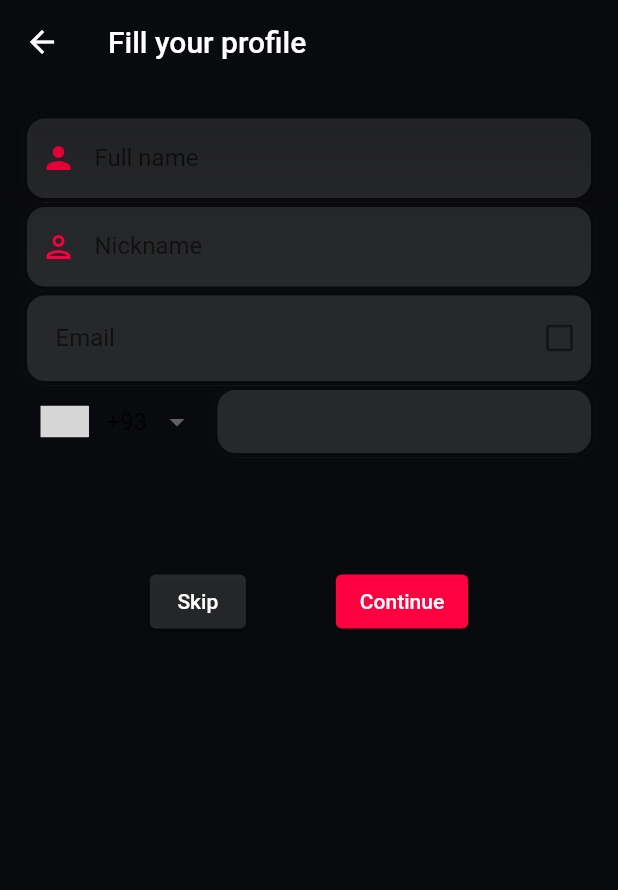
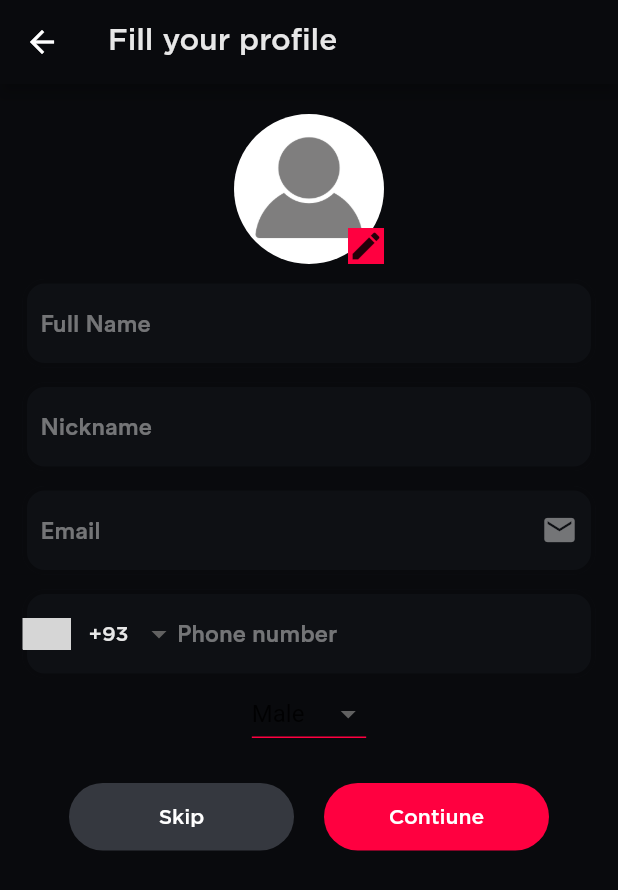
Before and after one commit to IEEE-AAST-Alexandria-Student-Branch/IEEE-MovieApp-Mobile, a Flutter app: the Fillprof screen opened directly, on a phone screen of 412 x 824 dp. Shown: the top 890 px of the screen. Run offline on Flutter 3.47's test engine with Material 2 defaults, Android fonts, the phone set to English and light mode, and no system bars; drawn by our look-alikes of intl_phone_number_input; our stand-ins replace smooth_page_indicator; grey boxes are pictures that could not be loaded.

Commit message:
Version 0.1.0

```diff
--- a/lib/Constants/themes.dart
+++ b/lib/Constants/themes.dart
@@ -6,6 +6,10 @@ import 'fonts.dart';
 // Themeing for the TextFields
 var textFieldTheme = InputDecorationTheme(
     // Switches the prefix icon color based on focus
+    suffixIconColor: MaterialStateColor.resolveWith((states) =>
+        states.contains(MaterialState.focused)
+            ? secondaryColor
+            : fieldTxtColor),
     prefixIconColor: MaterialStateColor.resolveWith((states) =>
         states.contains(MaterialState.focused)
             ? secondaryColor
--- /dev/null
+++ b/lib/Pages/Profile/ProfileWidgets/dropdown.dart
@@ -0,0 +1,39 @@
+import 'package:flutter/material.dart';
+import 'package:ieee_movieapp/Constants/colors.dart';
+
+class GenderDropDown extends StatefulWidget {
+  const GenderDropDown({Key? key}) : super(key: key);
+
+  @override
+  State<GenderDropDown> createState() => _GenderDropDown();
+}
+
+class _GenderDropDown extends State<GenderDropDown> {
+  String dropdownValue = 'Male';
+
+  @override
+  Widget build(BuildContext context) {
+    return DropdownButton<String>(
+      value: dropdownValue,
+      underline: Container(
+        height: 1,
+        color: secondaryColor,
+      ),
+      onChanged: (String? newValue) {
+        setState(() {
+          dropdownValue = newValue!;
+        });
+      },
+      items: const [
+        DropdownMenuItem<String>(
+          value: 'Male',
+          child: Text('Male'),
+        ),
+        DropdownMenuItem<String>(
+          value: 'Female',
+          child: Text('Female'),
+        )
+      ],
+    );
+  }
+}
--- /dev/null
+++ b/lib/Pages/Profile/ProfileWidgets/profimg.dart
@@ -0,0 +1,29 @@
+import 'package:flutter/material.dart';
+import 'package:ieee_movieapp/Constants/colors.dart';
+
+class Profimg extends StatelessWidget {
+  const Profimg({Key? key}) : super(key: key);
+
+  @override
+  Widget build(BuildContext context) {
+    return Center(
+      child: Stack(
+        alignment: AlignmentDirectional.bottomEnd,
+        children: [
+          Container(
+            decoration: BoxDecoration(
+                borderRadius: BorderRadius.circular(50), color: Colors.white),
+            child: Image.asset(
+              "images/profile.png",
+              width: 100,
+            ),
+          ),
+          Container(
+            decoration: const BoxDecoration(color: secondaryColor),
+            child: const Icon(Icons.edit),
+          ),
+        ],
+      ),
+    );
+  }
+}
--- /dev/null
+++ b/lib/Pages/Profile/ProfileWidgets/skip_cont_buttons_fill.dart
@@ -0,0 +1,51 @@
+import 'package:flutter/material.dart';
+
+import '../../../Constants/colors.dart';
+import '../../../Constants/fonts.dart';
+
+class SkipContButtonsFill extends StatelessWidget {
+  const SkipContButtonsFill({super.key});
+
+  final double buttonHeight = 45;
+  final double buttonWidth = 150;
+  final double buttonGap = 20;
+
+  @override
+  Widget build(BuildContext context) {
+    return Row(
+      mainAxisAlignment: MainAxisAlignment.center,
+      children: [
+        SizedBox(
+          height: buttonHeight,
+          width: buttonWidth,
+          child: ElevatedButton(
+              style: ElevatedButton.styleFrom(
+                  elevation: 0,
+                  backgroundColor: secButton,
+                  shape: const RoundedRectangleBorder(
+                    borderRadius: BorderRadius.all(Radius.circular(25)),
+                  )),
+              onPressed: () {},
+              child: const Text("Skip", style: TextStyle(fontFamily: medium))),
+        ),
+        SizedBox(
+          width: buttonGap,
+        ),
+        SizedBox(
+          height: buttonHeight,
+          width: buttonWidth,
+          child: ElevatedButton(
+              style: ElevatedButton.styleFrom(
+                  elevation: 0,
+                  backgroundColor: secondaryColor,
+                  shape: const RoundedRectangleBorder(
+                    borderRadius: BorderRadius.all(Radius.circular(25)),
+                  )),
+              onPressed: () {},
+              child:
+                  const Text("Contiune", style: TextStyle(fontFamily: medium))),
+        ),
+      ],
+    );
+  }
+}
--- a/lib/Pages/Profile/profile_page.dart
+++ b/lib/Pages/Profile/profile_page.dart
@@ -1,4 +1,5 @@
 import 'package:flutter/material.dart';
+import 'package:ieee_movieapp/Pages/Profile/ProfileWidgets/profimg.dart';
 import '../../Constants/colors.dart';
 import '../../Constants/fonts.dart';
 import 'profile_data.dart';
@@ -42,26 +43,7 @@ class _ProfileState extends State<Profile> {
           ),
           const Spacer(),
           // Profile picture and edit button
-          Center(
-            child: Stack(
-              alignment: AlignmentDirectional.bottomEnd,
-              children: [
-                Container(
-                  decoration: BoxDecoration(
-                      borderRadius: BorderRadius.circular(50),
-                      color: Colors.white),
-                  child: Image.asset(
-                    "images/profile.png",
-                    width: 100,
-                  ),
-                ),
-                Container(
-                  decoration: const BoxDecoration(color: secondaryColor),
-                  child: const Icon(Icons.edit),
-                ),
-              ],
-            ),
-          ),
+          const Profimg(),
           const SizedBox(
             height: 15,
           ),
--- a/lib/Pages/profile/dropdown.dart
+++ /dev/null
@@ -1,43 +0,0 @@
-import 'dart:ui';
-import 'package:flutter/material.dart';
-import 'package:ieee_movieapp/Constants/colors.dart';
-import 'package:ieee_movieapp/Constants/fonts.dart';
-class Ddm extends StatefulWidget {
-  const Ddm({Key? key}) : super(key: key);
-
-  @override
-  State<Ddm> createState() => _Ddm();
-}
-
-class _Ddm extends State<Ddm>{
-  String dropdownValue = 'Male';
-
-  @override
-  Widget build(BuildContext context) {
-    return Scaffold(
-      body:
-      Center(
-      child: DropdownButton<String>(
-          value: dropdownValue,
-          underline: Container(
-            height: 1,
-            color: secondaryColor,
-          ),
-          onChanged: (String? newValue) {
-          setState(() {
-            dropdownValue = newValue!;
-          });
-          },
-        items: const [
-          DropdownMenuItem<String>(
-            value: 'Male',
-            child: Text('Male'),
-          ),
-          DropdownMenuItem<String>(
-            value: 'Female',
-            child: Text('Female'),
-          )
-        ],
-      ),
-    ),);
-  }}
--- a/lib/Pages/profile/fill.dart
+++ b/lib/Pages/profile/fill.dart
@@ -1,9 +1,11 @@
 import 'package:flutter/material.dart';
 import 'package:ieee_movieapp/Constants/colors.dart';
+import 'package:ieee_movieapp/Constants/fonts.dart';
+import 'package:ieee_movieapp/Pages/Profile/ProfileWidgets/profimg.dart';
+import 'package:ieee_movieapp/Pages/Profile/ProfileWidgets/skip_cont_buttons_fill.dart';
 import 'package:intl_phone_number_input/intl_phone_number_input.dart';
-import 'package:flutter/services.dart';
-import 'dropdown.dart';
 
+import 'ProfileWidgets/dropdown.dart';
 
 class Fillprof extends StatelessWidget {
   const Fillprof({Key? key}) : super(key: key);
@@ -11,149 +13,77 @@ class Fillprof extends StatelessWidget {
   @override
   Widget build(BuildContext context) {
     return Scaffold(
-
       appBar: AppBar(
-        title: const Text("Fill your profile"),
-        actions: const <Widget>[], //<Widget>[]
-        elevation: 30.0,
+        title: const Text(
+          "Fill your profile",
+          style: TextStyle(color: txtColor, fontFamily: medium),
+        ),
         backgroundColor: primaryColor,
         leading: IconButton(
           icon: const Icon(Icons.arrow_back),
           tooltip: 'previous page',
           onPressed: () {},
         ),
-
       ), //AppBar
-
-      body:
-      Container(
-        padding: const EdgeInsets.only(left: 15,top: 20,right: 15),
+      body: Container(
+        padding: const EdgeInsets.only(left: 15, top: 20, right: 15),
 /////////////////Profimg dart file///////////
         child: SingleChildScrollView(
           child: Column(
-           children: <Widget>[
-              fullnamefield(),
-              nick(),
+            children: [
+              const Profimg(),
+              const SizedBox(
+                height: 10,
+              ),
               const TextField(
+                cursorColor: secondaryColor,
+                style: TextStyle(color: txtColor),
+                decoration: InputDecoration(hintText: "Full Name"),
+              ),
+              const SizedBox(
+                height: 10,
+              ),
+              const TextField(
+                cursorColor: secondaryColor,
+                style: TextStyle(color: txtColor),
+                decoration: InputDecoration(hintText: "Nickname"),
+              ),
+              const SizedBox(
+                height: 10,
+              ),
+              const TextField(
+                cursorColor: secondaryColor,
+                style: TextStyle(color: txtColor),
                 decoration: InputDecoration(
-                 focusedBorder: OutlineInputBorder(
-                   borderSide: BorderSide(
-                     color: secondaryColor,
+                    hintText: "Email", suffixIcon: Icon(Icons.email)),
               ),
-                 ),
-                 contentPadding: EdgeInsets.all(22),
-                 filled: true,
-                 fillColor: Colors.white12,
-                 border: OutlineInputBorder(),
-                 labelText: "Email",
-                 hintText: "andrew1@yourdomain.com",
-                 suffixIcon: Icon(Icons.check_box_outline_blank),
-               ),
+              const SizedBox(
+                height: 10,
               ),
               InternationalPhoneNumberInput(
-               onInputChanged: (value) {  },
+                selectorTextStyle:
+                    const TextStyle(color: txtColor, fontFamily: medium),
+                selectorConfig: const SelectorConfig(
+                    setSelectorButtonAsPrefixIcon: true, leadingPadding: 0),
+                textStyle: const TextStyle(color: txtColor, fontFamily: medium),
+                spaceBetweenSelectorAndTextField: 0,
+                onInputChanged: (value) {},
                 inputBorder: const OutlineInputBorder(
                   borderSide: BorderSide(
                     color: secondaryColor,
                   ),
                 ),
-                 inputDecoration: const InputDecoration(
-                   filled: true,
-                   fillColor: Colors.white12,
-                 contentPadding: EdgeInsets.only(bottom: 15,left: 0),
               ),
+              const GenderDropDown(),
+///////////////////////dropdown dart file////////////////
+              const SizedBox(
+                height: 22,
               ),
-///////////////////////dropdown dart file////////////////
-             const SizedBox(height: 22,),
-             Row(
-               mainAxisAlignment: MainAxisAlignment.center,
-               children: <Widget>[
-                 Padding(
-                   padding: const EdgeInsets.only(top: 50, right: 30),
-                   child: ElevatedButton(
-                     style: ElevatedButton.styleFrom(
-                     backgroundColor: Colors.white12,), // Background color
-                     child: const Text('Skip'),
-                     onPressed: () {
-                     },
-                   ),
-                 ),
-                 Padding(
-                   padding: const EdgeInsets.only(top: 50, left: 30),
-                     child: ElevatedButton(
-                       style: ElevatedButton.styleFrom(
-                         backgroundColor: secondaryColor,), // Background color
-                       child: const Text('Continue'),
-                       onPressed: () {
-                       },
-                   ),
-                 ),
-               ],
-             ),
+              const SkipContButtonsFill(),
             ],
           ),
         ),
-      ),);
-}
-
-
-
-
-
-
-
-Widget fullnamefield() {
-  return TextFormField(
-    decoration: const InputDecoration(
-     filled: true,
-     fillColor: Colors.white12,
-      border: OutlineInputBorder(
-        borderSide: BorderSide(
-          color: Colors.white10,
-        ),
-      ),
-      focusedBorder: OutlineInputBorder(
-        borderSide: BorderSide(
-          color: secondaryColor,
-        ),
-      ),
-      prefixIcon: Icon(
-      Icons.person,
-      color: secondaryColor,),
-      labelText: "Full name",
-      hintText: "Andrew Ainsley",
       ),
     );
   }
-
-  Widget nick() {
-    return TextFormField(
-      decoration: const InputDecoration(
-        filled: true,
-        fillColor: Colors.white12,
-          border: OutlineInputBorder(
-            borderSide: BorderSide(
-            color: Colors.white12,
-            ),
-          ),
-          focusedBorder: OutlineInputBorder(
-            borderSide: BorderSide(
-              color: secondaryColor,
-            ),
-          ),
-          prefixIcon: Icon(
-            Icons.person_outlined,
-            color: secondaryColor,
-          ),
-    labelText: "Nickname",
-    hintText: "Andrew",
-      ),
-    );
 }
-
-  DropdownMenuItem<String> buildMenuItem(String item) =>
-      DropdownMenuItem(
-          child: Text(
-            item,
-      ),);
-}
--- a/lib/Pages/profile/profimg.dart
+++ /dev/null
@@ -1,48 +0,0 @@
-import 'package:flutter/material.dart';
-import 'package:ieee_movieapp/Constants/colors.dart';
-import 'package:intl_phone_number_input/intl_phone_number_input.dart';
-import 'package:flutter/services.dart';
-import 'dropdown.dart';
-
-
-class Profimg extends StatelessWidget {
-  const Profimg({Key? key}) : super(key: key);
-
-  @override
-  Widget build(BuildContext context) {
-    return Scaffold(
-        body:
-Container(
-padding: const EdgeInsets.only(left: 15,top: 20,right: 15),
-child:GestureDetector(
-  onTap:(){
-    FocusScope.of(context).unfocus();
-  },
-  child: ListView(
-    children: [
-      Center(
-        child: Stack(
-          alignment: AlignmentDirectional.bottomEnd,
-          children: [
-            Container(
-              width: 130,
-              height: 130,
-              decoration: BoxDecoration(
-                border: Border.all(width: 0.1),
-                shape: BoxShape.circle,
-                image: const DecorationImage(
-                  fit: BoxFit.cover,
-                  image: NetworkImage('https://cdn.pixabay.com/photo/2015/10/05/22/37/blank-profile-picture-973460_1280.png'),
-                ),
-              ),
-            ),
-            Container(
-              child: Icon(Icons.edit),
-              decoration: BoxDecoration(color: secondaryColor),
-            ),
-          ],
-        ),
-      )
-    ],
-  ),
-),),);}}
--- a/lib/main.dart
+++ b/lib/main.dart
@@ -1,8 +1,9 @@
 import 'package:flutter/material.dart';
 import 'package:ieee_movieapp/Pages/Intro/on_board_page.dart';
+import 'package:ieee_movieapp/Pages/Profile/fill.dart';
 import 'Constants/colors.dart';
 import 'Constants/themes.dart';
-
+import 'Pages/Profile/ProfileWidgets/dropdown.dart';
 
 void main() {
   runApp(const MyApp());
@@ -18,13 +19,11 @@ class MyApp extends StatelessWidget {
       title: 'IEEE MovieApp',
       debugShowCheckedModeBanner: false,
       theme: ThemeData(
-
           expansionTileTheme: expantionTileTheme,
           chipTheme: chipButtonTheme,
           scaffoldBackgroundColor: primaryColor,
           inputDecorationTheme: textFieldTheme),
-      home: const OnBoardingScreen(),
-
+      home: const Fillprof(),
     );
   }
 }
```
Also changed, not shown: lib/Pages/profile/navbar.dart (+8 -21 lines), pubspec.lock. Lines whose indentation alone changed are shown as unchanged.
